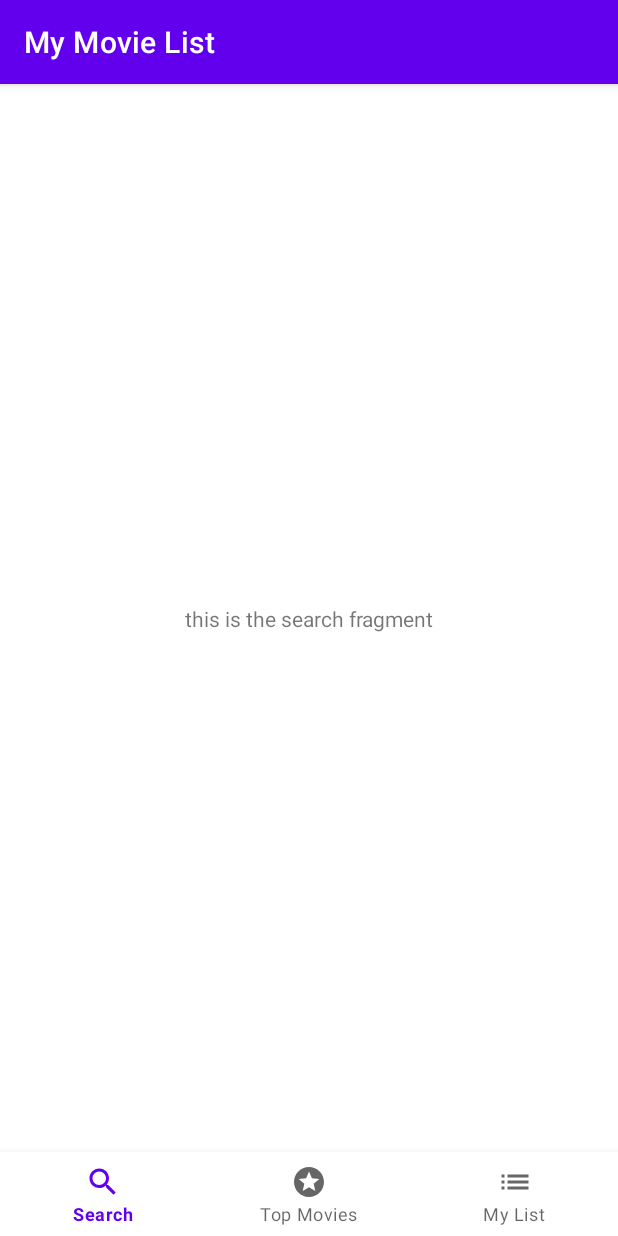
After one commit to dhruvitb/my-movie-list, an Android app: the SearchFragment screen opened through its navigation route, on a phone screen of 412 x 824 dp. The commit adds this screen. Run offline under Robolectric (Android 15) with nearby library versions, the phone set to English and light mode, and no system bars; our stand-ins replace data binding, navigation-ui, paging; pictures from the network do not load; 1 statement that could not run was skipped.

Commit message:
add bottom navigation bar and 2 new blank destinations

```diff
--- a/app/src/main/java/com/example/mymovielist/MainActivity.kt
+++ b/app/src/main/java/com/example/mymovielist/MainActivity.kt
@@ -1,11 +1,21 @@
 package com.example.mymovielist
 
+import android.os.Bundle
 import androidx.appcompat.app.AppCompatActivity
-import android.os.Bundle
+import androidx.navigation.findNavController
+import androidx.navigation.ui.NavigationUI
+import com.google.android.material.bottomnavigation.BottomNavigationView
 
 class MainActivity : AppCompatActivity() {
     override fun onCreate(savedInstanceState: Bundle?) {
         super.onCreate(savedInstanceState)
         setContentView(R.layout.activity_main)
+
+        val bottomNavigationView = findViewById<BottomNavigationView>(R.id.bottom_nav)
+
+        bottomNavigationView.setOnNavigationItemSelectedListener {
+            val navController = this.findNavController(R.id.nav_host_fragment)
+            NavigationUI.onNavDestinationSelected(it, navController)
+        }
     }
 }
--- a/app/src/main/java/com/example/mymovielist/MovieListAdapter.kt
+++ b/app/src/main/java/com/example/mymovielist/MovieListAdapter.kt
@@ -52,7 +52,7 @@ class MovieViewHolder(private val binding: MovieListItemBinding) :
             .into(imageView)
         binding.onClickListener = MovieListItemListener {
             itemView.findNavController().navigate(
-                TopMoviesFragmentDirections.actionTopMoviesToMovieDetail(movie)
+                TopMoviesFragmentDirections.actionTopMoviesFragmentToMovieDetailFragment(movie)
             )
         }
         binding.executePendingBindings()
--- /dev/null
+++ b/app/src/main/java/com/example/mymovielist/myList/MyListFragment.kt
@@ -0,0 +1,19 @@
+package com.example.mymovielist.myList
+
+import android.os.Bundle
+import android.view.LayoutInflater
+import android.view.View
+import android.view.ViewGroup
+import androidx.fragment.app.Fragment
+import com.example.mymovielist.databinding.FragmentMyListBinding
+
+class MyListFragment : Fragment() {
+    override fun onCreateView(
+        inflater: LayoutInflater,
+        container: ViewGroup?,
+        savedInstanceState: Bundle?
+    ): View {
+        val binding = FragmentMyListBinding.inflate(inflater, container, false)
+        return binding.root
+    }
+}
--- /dev/null
+++ b/app/src/main/java/com/example/mymovielist/search/SearchFragment.kt
@@ -0,0 +1,19 @@
+package com.example.mymovielist.search
+
+import android.os.Bundle
+import android.view.LayoutInflater
+import android.view.View
+import android.view.ViewGroup
+import androidx.fragment.app.Fragment
+import com.example.mymovielist.databinding.FragmentSearchBinding
+
+class SearchFragment : Fragment() {
+    override fun onCreateView(
+        inflater: LayoutInflater,
+        container: ViewGroup?,
+        savedInstanceState: Bundle?
+    ): View {
+        val binding = FragmentSearchBinding.inflate(inflater, container, false)
+        return binding.root
+    }
+}
--- /dev/null
+++ b/app/src/main/res/drawable/ic_list.xml
@@ -0,0 +1,10 @@
+<vector xmlns:android="http://schemas.android.com/apk/res/android"
+    android:width="24dp"
+    android:height="24dp"
+    android:viewportWidth="24"
+    android:viewportHeight="24"
+    android:tint="?attr/colorControlNormal">
+  <path
+      android:fillColor="@android:color/white"
+      android:pathData="M3,13h2v-2L3,11v2zM3,17h2v-2L3,15v2zM3,9h2L5,7L3,7v2zM7,13h14v-2L7,11v2zM7,17h14v-2L7,15v2zM7,7v2h14L21,7L7,7z"/>
+</vector>
--- /dev/null
+++ b/app/src/main/res/drawable/ic_search.xml
@@ -0,0 +1,10 @@
+<vector xmlns:android="http://schemas.android.com/apk/res/android"
+    android:width="24dp"
+    android:height="24dp"
+    android:viewportWidth="24"
+    android:viewportHeight="24"
+    android:tint="?attr/colorControlNormal">
+  <path
+      android:fillColor="@android:color/white"
+      android:pathData="M15.5,14h-0.79l-0.28,-0.27C15.41,12.59 16,11.11 16,9.5 16,5.91 13.09,3 9.5,3S3,5.91 3,9.5 5.91,16 9.5,16c1.61,0 3.09,-0.59 4.23,-1.57l0.27,0.28v0.79l5,4.99L20.49,19l-4.99,-5zM9.5,14C7.01,14 5,11.99 5,9.5S7.01,5 9.5,5 14,7.01 14,9.5 11.99,14 9.5,14z"/>
+</vector>
--- /dev/null
+++ b/app/src/main/res/drawable/ic_star.xml
@@ -0,0 +1,10 @@
+<vector xmlns:android="http://schemas.android.com/apk/res/android"
+    android:width="24dp"
+    android:height="24dp"
+    android:viewportWidth="24"
+    android:viewportHeight="24"
+    android:tint="?attr/colorControlNormal">
+  <path
+      android:fillColor="@android:color/white"
+      android:pathData="M11.99,2C6.47,2 2,6.48 2,12s4.47,10 9.99,10C17.52,22 22,17.52 22,12S17.52,2 11.99,2zM16.23,18L12,15.45 7.77,18l1.12,-4.81 -3.73,-3.23 4.92,-0.42L12,5l1.92,4.53 4.92,0.42 -3.73,3.23L16.23,18z"/>
+</vector>
--- a/app/src/main/res/layout/activity_main.xml
+++ b/app/src/main/res/layout/activity_main.xml
@@ -1,20 +1,23 @@
 <?xml version="1.0" encoding="utf-8"?>
-<androidx.constraintlayout.widget.ConstraintLayout xmlns:android="http://schemas.android.com/apk/res/android"
+<LinearLayout xmlns:android="http://schemas.android.com/apk/res/android"
     xmlns:app="http://schemas.android.com/apk/res-auto"
     android:layout_width="match_parent"
-    android:layout_height="match_parent">
+    android:layout_height="match_parent"
+    android:orientation="vertical">
 
     <androidx.fragment.app.FragmentContainerView
         android:id="@+id/nav_host_fragment"
         android:name="androidx.navigation.fragment.NavHostFragment"
-        android:layout_width="0dp"
+        android:layout_width="match_parent"
         android:layout_height="0dp"
+        android:layout_weight="1"
         app:defaultNavHost="true"
-        app:layout_constraintBottom_toBottomOf="parent"
-        app:layout_constraintLeft_toLeftOf="parent"
-        app:layout_constraintRight_toRightOf="parent"
-        app:layout_constraintTop_toTopOf="parent"
         app:navGraph="@navigation/nav_graph" />
 
+    <com.google.android.material.bottomnavigation.BottomNavigationView
+        android:id="@+id/bottom_nav"
+        android:layout_width="match_parent"
+        android:layout_height="wrap_content"
+        app:menu="@menu/bottom_navigation_menu" />
 
-</androidx.constraintlayout.widget.ConstraintLayout>
+</LinearLayout>
--- /dev/null
+++ b/app/src/main/res/layout/fragment_my_list.xml
@@ -0,0 +1,19 @@
+<?xml version="1.0" encoding="utf-8"?>
+<layout>
+
+    <androidx.constraintlayout.widget.ConstraintLayout xmlns:android="http://schemas.android.com/apk/res/android"
+        xmlns:app="http://schemas.android.com/apk/res-auto"
+        android:layout_width="match_parent"
+        android:layout_height="match_parent">
+
+        <TextView
+            android:layout_width="wrap_content"
+            android:layout_height="wrap_content"
+            android:text="this is the my list fragment"
+            app:layout_constraintBottom_toBottomOf="parent"
+            app:layout_constraintEnd_toEndOf="parent"
+            app:layout_constraintStart_toStartOf="parent"
+            app:layout_constraintTop_toTopOf="parent" />
+
+    </androidx.constraintlayout.widget.ConstraintLayout>
+</layout>
--- /dev/null
+++ b/app/src/main/res/layout/fragment_search.xml
@@ -0,0 +1,19 @@
+<?xml version="1.0" encoding="utf-8"?>
+<layout>
+
+    <androidx.constraintlayout.widget.ConstraintLayout xmlns:android="http://schemas.android.com/apk/res/android"
+        xmlns:app="http://schemas.android.com/apk/res-auto"
+        android:layout_width="match_parent"
+        android:layout_height="match_parent">
+
+        <TextView
+            android:layout_width="wrap_content"
+            android:layout_height="wrap_content"
+            android:text="this is the search fragment"
+            app:layout_constraintBottom_toBottomOf="parent"
+            app:layout_constraintEnd_toEndOf="parent"
+            app:layout_constraintStart_toStartOf="parent"
+            app:layout_constraintTop_toTopOf="parent" />
+
+    </androidx.constraintlayout.widget.ConstraintLayout>
+</layout>
--- /dev/null
+++ b/app/src/main/res/menu/bottom_navigation_menu.xml
@@ -0,0 +1,15 @@
+<?xml version="1.0" encoding="utf-8"?>
+<menu xmlns:android="http://schemas.android.com/apk/res/android">
+    <item
+        android:id="@+id/search_fragment"
+        android:icon="@drawable/ic_search"
+        android:title="@string/search" />
+    <item
+        android:id="@+id/top_movies_fragment"
+        android:icon="@drawable/ic_star"
+        android:title="@string/top_movies" />
+    <item
+        android:id="@+id/my_list_fragment"
+        android:icon="@drawable/ic_list"
+        android:title="@string/my_list" />
+</menu>
--- a/app/src/main/res/navigation/nav_graph.xml
+++ b/app/src/main/res/navigation/nav_graph.xml
@@ -3,19 +3,19 @@
     xmlns:app="http://schemas.android.com/apk/res-auto"
     xmlns:tools="http://schemas.android.com/tools"
     android:id="@+id/nav_graph"
-    app:startDestination="@id/topMovies">
+    app:startDestination="@id/top_movies_fragment">
 
     <fragment
-        android:id="@+id/topMovies"
+        android:id="@+id/top_movies_fragment"
         android:name="com.example.mymovielist.topMovies.TopMoviesFragment"
         tools:layout="@layout/fragment_top_movies">
         <action
-            android:id="@+id/action_topMovies_to_movieDetail"
-            app:destination="@id/movieDetail" />
+            android:id="@+id/action_top_movies_fragment_to_movie_detail_fragment"
+            app:destination="@id/movie_detail_fragment" />
     </fragment>
 
     <fragment
-        android:id="@+id/movieDetail"
+        android:id="@+id/movie_detail_fragment"
         android:name="com.example.mymovielist.movieDetail.MovieDetailFragment"
         tools:layout="@layout/fragment_movie_detail">
         <argument
@@ -23,4 +23,14 @@
             app:argType="com.example.mymovielist.api.NetworkMovie" />
     </fragment>
 
+    <fragment
+        android:id="@+id/search_fragment"
+        android:name="com.example.mymovielist.search.SearchFragment"
+        tools:layout="@layout/fragment_search" />
+
+    <fragment
+        android:id="@+id/my_list_fragment"
+        android:name="com.example.mymovielist.myList.MyListFragment"
+        tools:layout="@layout/fragment_my_list" />
+
 </navigation>
--- a/app/src/main/res/values/strings.xml
+++ b/app/src/main/res/values/strings.xml
@@ -3,4 +3,7 @@
     <string name="movie_poster">Movie Poster</string>
     <string name="release_date">Release Date: %s</string>
     <string name="rating">Rating: %s/10</string>
+    <string name="search">Search</string>
+    <string name="top_movies">Top Movies</string>
+    <string name="my_list">My List</string>
 </resources>
```
